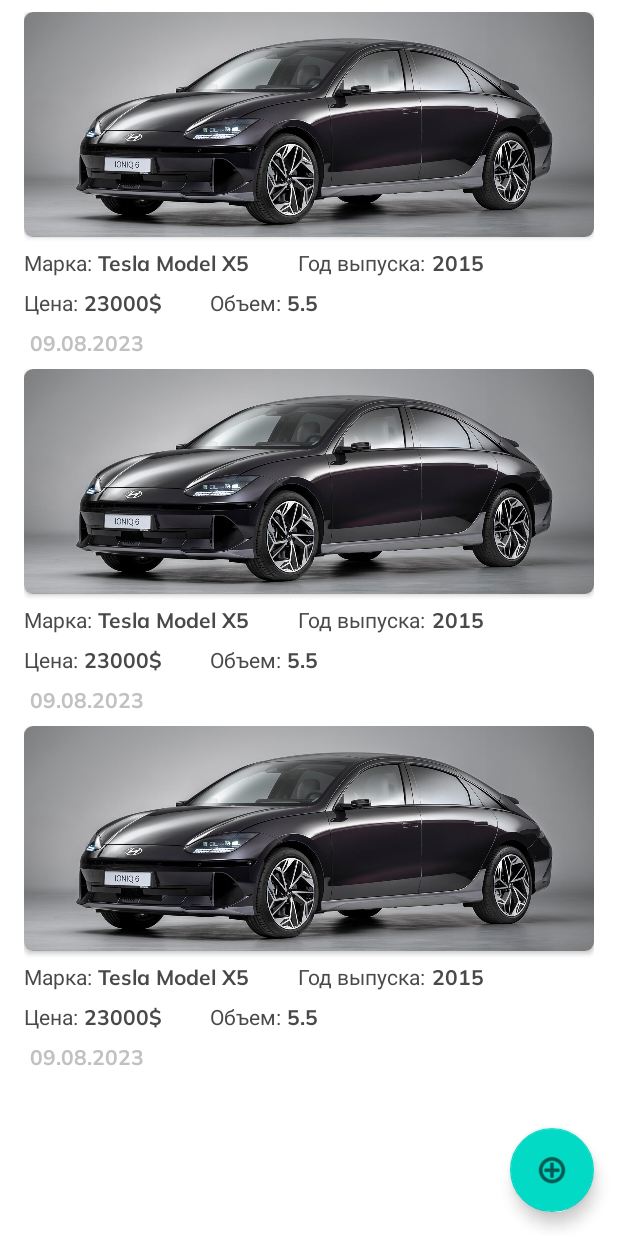
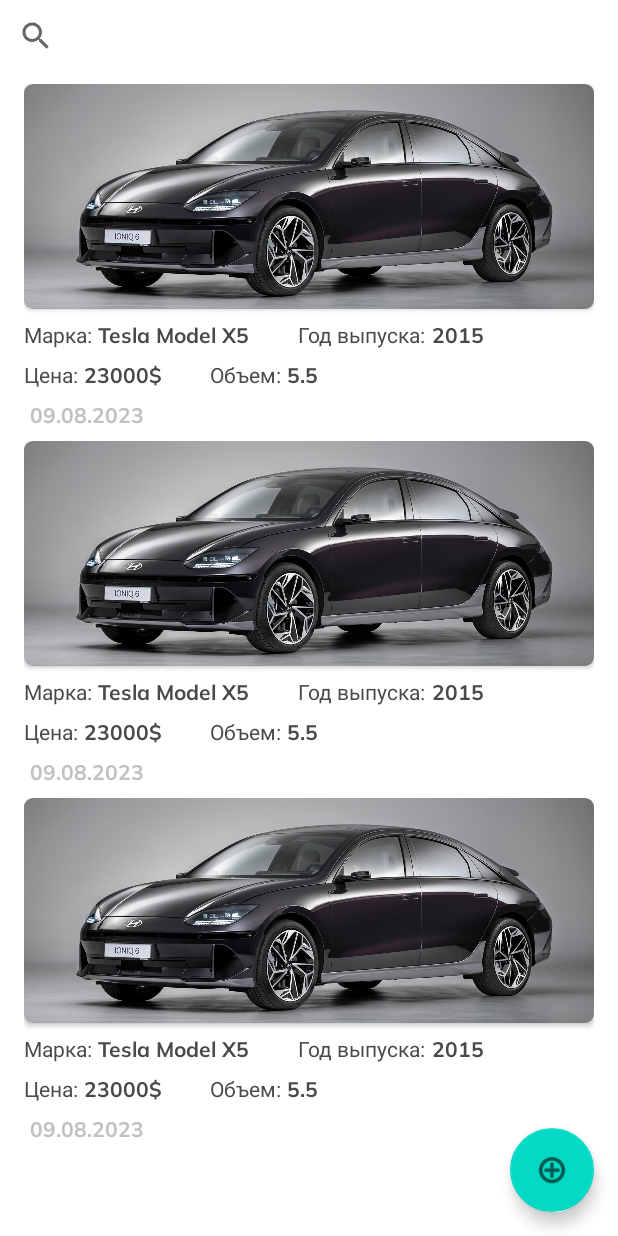
Before and after one commit to arstanrakhmat/car-market-surf, an Android app: the layout fragment_main_page.xml on its own in the app's theme, with its tools: preview values and no code run, on a phone screen of 412 x 824 dp. Run offline under Robolectric (Android 15) with nearby library versions, the phone set to English and light mode, and no system bars.

Commit message:
Add logic for query search

```diff
--- a/app/src/main/res/layout/fragment_main_page.xml
+++ b/app/src/main/res/layout/fragment_main_page.xml
@@ -6,10 +6,18 @@
     android:layout_height="match_parent"
     tools:context=".fragments.MainPageFragment">
 
+    <androidx.appcompat.widget.SearchView
+        android:id="@+id/searchView"
+        android:layout_width="match_parent"
+        android:layout_height="wrap_content"
+        app:layout_constraintEnd_toEndOf="parent"
+        app:layout_constraintStart_toStartOf="parent"
+        app:layout_constraintTop_toTopOf="parent" />
+
     <androidx.recyclerview.widget.RecyclerView
         android:id="@+id/rvCars"
         android:layout_width="match_parent"
-        android:layout_height="match_parent"
+        android:layout_height="0dp"
         android:layout_marginHorizontal="16dp"
         android:layout_marginTop="8dp"
         android:orientation="vertical"
@@ -17,7 +25,7 @@
         app:layout_constraintBottom_toBottomOf="parent"
         app:layout_constraintEnd_toEndOf="parent"
         app:layout_constraintStart_toStartOf="parent"
-        app:layout_constraintTop_toTopOf="parent"
+        app:layout_constraintTop_toBottomOf="@id/searchView"
         tools:listitem="@layout/item_car" />
 
     <com.google.android.material.floatingactionbutton.FloatingActionButton
```
Also changed, not shown: app/src/main/java/com/example/carmarketsuftit/fragments/MainPageFragment.kt (+34 -0 lines).
